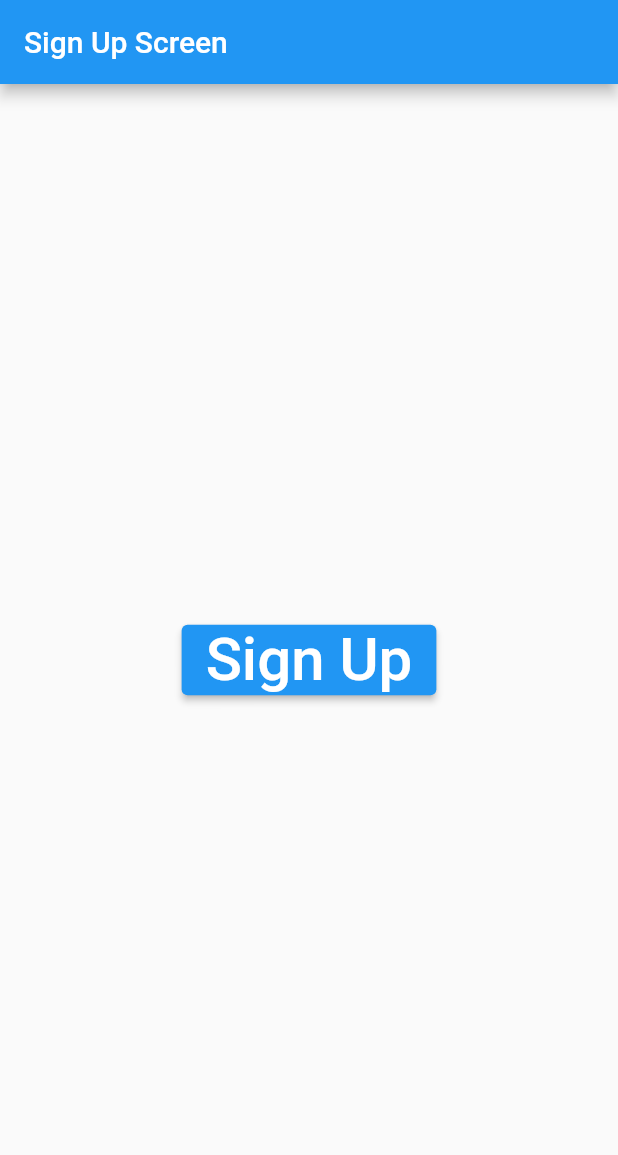
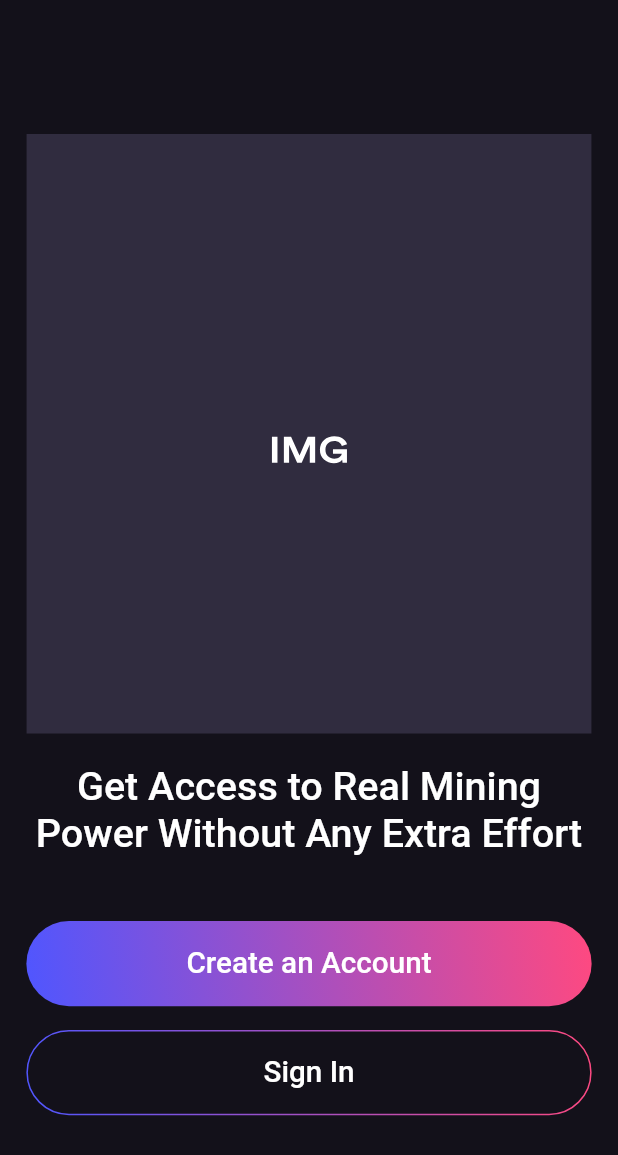
Before and after one commit to AymanYehia23/ebitcoiner, a Flutter app: the screen it shows after launch, on a phone screen of 412 x 824 dp. Shown: the top 1155 px of the screen. Run offline on Flutter 3.47's test engine with Material 2 defaults, Android fonts, the phone set to English and light mode, and no system bars; drawn by our look-alikes of outline_gradient_button; our stand-ins replace bloc, device_preview, dio, flutter_bloc, flutter_svg; Roboto replaces fonts that are missing (CircularStd).

Commit message:
add splash screen

```diff
--- a/lib/core/themes/app_theme.dart
+++ b/lib/core/themes/app_theme.dart
@@ -5,6 +5,9 @@ class AppTheme {
   static final lightTheme = ThemeData(
     primarySwatch: Colors.blue,
     visualDensity: VisualDensity.adaptivePlatformDensity,
+    scaffoldBackgroundColor: const Color(0xff13111a),
+    textTheme: const TextTheme(bodyText1: TextStyle(color: Colors.white,),),
+    fontFamily: 'CircularStd',
   );
 
   static final darkTheme = ThemeData(
--- a/lib/data/dio_helper.dart
+++ b/lib/data/dio_helper.dart
@@ -7,7 +7,7 @@ class DioHelper {
     dio = Dio(BaseOptions(
       baseUrl: 'https://expertminer.herokuapp.com/api/',
       receiveDataWhenStatusError: true,
-    ));
+    ),);
   }
 
   static Future<Response> getData({
@@ -36,4 +36,5 @@ class DioHelper {
       data: data,
     );
   }
+
 }
--- a/lib/main.dart
+++ b/lib/main.dart
@@ -1,3 +1,4 @@
+import 'package:device_preview/device_preview.dart';
 import 'package:flutter/material.dart';
 import 'package:flutter_bloc/flutter_bloc.dart';
 import 'package:hash_store/data/data_providers/sign_up_api.dart';
@@ -13,7 +14,12 @@
   DioHelper.init();
   BlocOverrides.runZoned(
     () {
-      runApp(const MyApp());
+      runApp(
+        DevicePreview(
+          enabled: false,
+          builder: (context) => const MyApp(),
+        ),
+      );
     },
     blocObserver: AppBlocObserver(),
   );
@@ -31,8 +37,11 @@
         theme: AppTheme.lightTheme,
         darkTheme: AppTheme.darkTheme,
         debugShowCheckedModeBanner: false,
-        initialRoute: AppRouter.signUp,
+        initialRoute: AppRouter.splash,
         onGenerateRoute: AppRouter.onGenerateRoute,
+        useInheritedMediaQuery: true,
+        locale: DevicePreview.locale(context),
+        builder: DevicePreview.appBuilder,
       ),
     );
   }
--- a/lib/presentation/router/app_router.dart
+++ b/lib/presentation/router/app_router.dart
@@ -3,12 +3,16 @@ import 'package:flutter/material.dart';
 import '../../core/constants/strings.dart';
 import '../../core/exceptions/route_exception.dart';
 import '../sign_up/screen/sign_up_screen.dart';
+import '../splash/screen/splash_screen.dart';
 
 class AppRouter {
   static const String signUp = 'signUp';
+  static const String splash = 'splash';
 
   static Route<dynamic> onGenerateRoute(RouteSettings settings) {
     switch (settings.name) {
+      case splash:
+        return MaterialPageRoute(builder: (_) => const SplashScreen());
       case signUp:
         return MaterialPageRoute(
           builder: (_) => const SignUpScreen(
--- /dev/null
+++ b/lib/presentation/shared_components/default_button.dart
@@ -0,0 +1,33 @@
+import 'package:flutter/material.dart';
+import 'package:hash_store/presentation/sizer/sizer.dart';
+
+class DefaultDisabledButton extends StatelessWidget {
+  final String label;
+  const DefaultDisabledButton({Key? key, required this.label})
+      : super(key: key);
+
+  @override
+  Widget build(BuildContext context) {
+    Sizer s = Sizer(context: context);
+    return Container(
+      height: s.h(56.0),
+      width: double.infinity,
+      alignment: Alignment.center,
+      decoration: BoxDecoration(
+        borderRadius: BorderRadius.all(
+          Radius.circular(
+            s.h(56.0),
+          ),
+        ),
+       color: const Color(0xff302c3f),
+      ),
+      child: Text(
+        label,
+        style: Theme.of(context)
+            .textTheme
+            .bodyText1!
+            .copyWith(fontSize: s.w(18.0)),
+      ),
+    );
+  }
+}
--- /dev/null
+++ b/lib/presentation/shared_components/default_gradient_button.dart
@@ -0,0 +1,77 @@
+import 'package:flutter/material.dart';
+import 'package:outline_gradient_button/outline_gradient_button.dart';
+
+import '../sizer/sizer.dart';
+
+class DefaultGradientButton extends StatelessWidget {
+  final bool isFilled;
+  final String label;
+  final Function onPressed;
+  const DefaultGradientButton({
+    Key? key,
+    required this.isFilled,
+    required this.label,
+    required this.onPressed,
+  }) : super(key: key);
+
+  @override
+  Widget build(BuildContext context) {
+    Sizer s = Sizer(context: context);
+    return isFilled
+        ? Container(
+            height: s.h(56.0),
+            width: double.infinity,
+            alignment: Alignment.center,
+            decoration: BoxDecoration(
+              borderRadius: BorderRadius.all(
+                Radius.circular(
+                  s.h(56.0),
+                ),
+              ),
+              gradient: const LinearGradient(
+                colors: [
+                  Color(0xffff4980),
+                  Color(0xff4f56ff),
+                ],
+                begin: Alignment.topRight,
+                end: Alignment.bottomLeft,
+              ),
+            ),
+            child: TextButton(
+              child: Text(
+                label,
+                style: Theme.of(context)
+                    .textTheme
+                    .bodyText1!
+                    .copyWith(fontSize: s.w(18.0)),
+              ),
+              onPressed: onPressed(),
+            ),
+          )
+        : SizedBox(
+            width: double.infinity,
+            height: s.h(56.0),
+            child: OutlineGradientButton(
+              gradient: const LinearGradient(
+                colors: [
+                  Color(0xffff4980),
+                  Color(0xff4f56ff),
+                ],
+                begin: Alignment.topRight,
+                end: Alignment.bottomLeft,
+              ),
+              strokeWidth: 1,
+              child: Center(
+                child: Text(
+                  label,
+                  style: Theme.of(context).textTheme.bodyText1!.copyWith(
+                        fontSize: s.w(18.0),
+                      ),
+                ),
+              ),
+              onTap: onPressed(),
+              radius: Radius.circular(s.h(56.0)),
+            ),
+          );
+  }
+}
--- /dev/null
+++ b/lib/presentation/sizer/sizer.dart
@@ -0,0 +1,22 @@
+import 'package:flutter/widgets.dart';
+
+class Sizer {
+  BuildContext context;
+  Sizer({
+    required this.context,
+  });
+
+  double h(
+    double n,
+  ) {
+    return (MediaQuery.of(context).size.height -
+            MediaQuery.of(context).padding.top) *
+        (n / 812);
+  }
+
+  double w(
+    double n,
+  ) {
+    return MediaQuery.of(context).size.width * (n / 375);
+  }
+}
--- /dev/null
+++ b/lib/presentation/splash/screen/splash_screen.dart
@@ -0,0 +1,50 @@
+import 'package:flutter/material.dart';
+import 'package:flutter_svg/flutter_svg.dart';
+import 'package:hash_store/presentation/sizer/sizer.dart';
+
+import '../../shared_components/default_gradient_button.dart';
+
+class SplashScreen extends StatelessWidget {
+  const SplashScreen({Key? key}) : super(key: key);
+  @override
+  Widget build(BuildContext context) {
+    Sizer s = Sizer(context: context);
+    return Scaffold(
+        body: Padding(
+      padding: EdgeInsets.symmetric(
+        horizontal: s.w(16.0),
+      ),
+      child: SingleChildScrollView(
+        child: Column(
+          children: [
+            SizedBox(
+              height: s.h(88.0),
+            ),
+            SizedBox(
+              height: s.h(394.0),
+              width: double.infinity,
+              child: SvgPicture.asset(
+                'assets/images/splash_image.svg',
+                fit: BoxFit.fill,
+              ),
+            ),
+            SizedBox(
+              height: s.h(20.0),
+            ),
+            Text(
+              'Get Access to Real Mining Power Without Any Extra Effort',
+              textAlign: TextAlign.center,
+              style: Theme.of(context).textTheme.bodyText1!.copyWith(fontSize: s.w(24.0)),
+            ),
+            SizedBox(
+              height: s.h(42.0),
+            ),
+            DefaultGradientButton(isFilled: true,label: 'Create an Account',onPressed: (){}),
+            SizedBox(height: s.h(15.5),),
+            DefaultGradientButton(isFilled: false, label: 'Sign In', onPressed: (){}),
+          ],
+        ),
+      ),
+    ));
+  }
+}
```
Also changed, not shown: lib/data/data_providers/sign_up_api.dart (+9 -5 lines), pubspec.yaml (+9 -6 lines), assets/fonts/circular-std-medium-500.ttf (added), assets/images/splash_image.svg (added), pubspec.lock.
